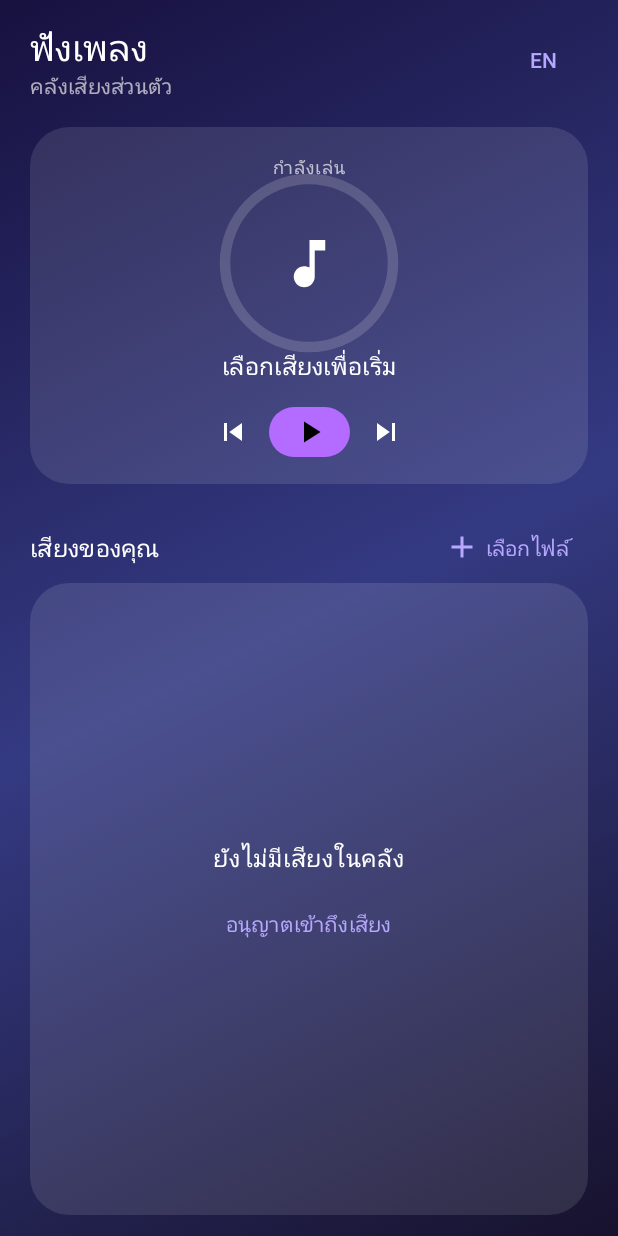
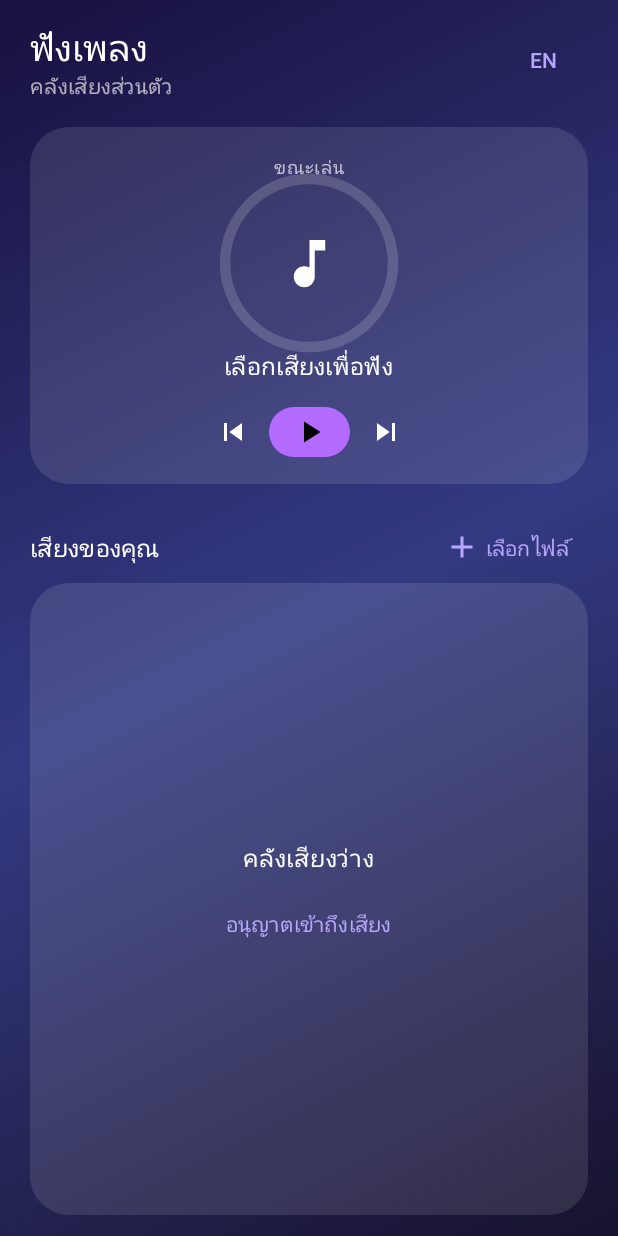
Before and after one commit to mookkie75-stack/Aura-Player, an Android app built with Jetpack Compose: the screen it shows after launch (MainActivity), after a tap on "ไทย", on a phone screen of 412 x 824 dp. Run offline under Robolectric (Android 15) with nearby library versions, the phone set to English and light mode, and no system bars; 9 statements that could not run were skipped.

Commit message:
Remove excluded Thai character from Aura Player UI labels

```diff
--- a/app/src/main/java/com/auraplayer/MainActivity.kt
+++ b/app/src/main/java/com/auraplayer/MainActivity.kt
@@ -2,7 +2,6 @@ package com.auraplayer
 
 import android.Manifest
 import android.content.ComponentName
-import android.content.Context
 import android.content.pm.PackageManager
 import android.net.Uri
 import android.os.Bundle
@@ -12,12 +11,10 @@ import androidx.activity.compose.setContent
 import androidx.activity.result.contract.ActivityResultContracts
 import androidx.compose.foundation.Canvas
 import androidx.compose.foundation.background
-import androidx.compose.foundation.clickable
 import androidx.compose.foundation.combinedClickable
 import androidx.compose.foundation.layout.*
 import androidx.compose.foundation.lazy.LazyColumn
 import androidx.compose.foundation.lazy.items
-import androidx.compose.foundation.shape.CircleShape
 import androidx.compose.foundation.shape.RoundedCornerShape
 import androidx.compose.material.icons.Icons
 import androidx.compose.material.icons.filled.*
@@ -26,7 +23,6 @@ import androidx.compose.runtime.*
 import androidx.compose.ui.Alignment
 import androidx.compose.ui.Modifier
 import androidx.compose.ui.draw.clip
-import androidx.compose.ui.geometry.Offset
 import androidx.compose.ui.graphics.Brush
 import androidx.compose.ui.graphics.Color
 import androidx.compose.ui.graphics.StrokeCap
@@ -50,7 +46,7 @@ import kotlinx.coroutines.launch
 import kotlinx.coroutines.withContext
 import java.util.concurrent.ExecutionException
 
- data class Track(val uri: Uri, val title: String, val artist: String, val album: String)
+data class Track(val uri: Uri, val title: String, val artist: String, val album: String)
 
 class MainActivity : ComponentActivity() {
     private var controllerFuture: ListenableFuture<MediaController>? = null
@@ -174,12 +170,12 @@ private fun AuraPlayerScreen(
             Spacer(Modifier.height(18.dp))
             GlassCard(Modifier.fillMaxWidth().height(238.dp)) {
                 Column(Modifier.fillMaxSize().padding(18.dp), horizontalAlignment = Alignment.CenterHorizontally, verticalArrangement = Arrangement.SpaceBetween) {
-                    Text(if (thai) "กำลังเล่น" else "NOW PLAYING", color = Color.White.copy(alpha = .68f), style = MaterialTheme.typography.labelMedium)
+                    Text(if (thai) "ขณะเล่น" else "NOW PLAYING", color = Color.White.copy(alpha = .68f), style = MaterialTheme.typography.labelMedium)
                     RingProgress(progress = if (duration > 0) position.toFloat() / duration else 0f, modifier = Modifier.size(112.dp)) {
                         Icon(Icons.Default.MusicNote, null, tint = Color.White, modifier = Modifier.size(42.dp))
                     }
                     Column(horizontalAlignment = Alignment.CenterHorizontally) {
-                        Text(currentTitle.ifBlank { if (thai) "เลือกเสียงเพื่อเริ่ม" else "Choose audio to begin" }, color = Color.White, style = MaterialTheme.typography.titleMedium, maxLines = 1, overflow = TextOverflow.Ellipsis)
+                        Text(currentTitle.ifBlank { if (thai) "เลือกเสียงเพื่อฟัง" else "Choose audio to begin" }, color = Color.White, style = MaterialTheme.typography.titleMedium, maxLines = 1, overflow = TextOverflow.Ellipsis)
                         Text(currentArtist, color = Color.White.copy(alpha = .65f), style = MaterialTheme.typography.bodySmall)
                     }
                     Row(verticalAlignment = Alignment.CenterVertically, horizontalArrangement = Arrangement.Center) {
@@ -199,7 +195,7 @@ private fun AuraPlayerScreen(
             if (tracks.isEmpty()) {
                 GlassCard(Modifier.fillMaxWidth().weight(1f)) {
                     Column(Modifier.fillMaxSize().padding(18.dp), horizontalAlignment = Alignment.CenterHorizontally, verticalArrangement = Arrangement.Center) {
-                        Text(if (thai) "ยังไม่มีเสียงในคลัง" else "No audio found", color = Color.White)
+                        Text(if (thai) "คลังเสียงว่าง" else "No audio found", color = Color.White)
                         Spacer(Modifier.height(8.dp))
                         TextButton(onClick = onRequestPermission) { Text(if (thai) "อนุญาตเข้าถึงเสียง" else "Allow audio access") }
                     }
@@ -238,7 +234,7 @@ private fun AuraPlayerScreen(
 
 @Composable
 private fun GlassCard(modifier: Modifier = Modifier, content: @Composable ColumnScope.() -> Unit) {
-    Column(modifier.clip(RoundedCornerShape(26.dp)).background(Color.White.copy(alpha = .11f)).then(Modifier), content = content)
+    Column(modifier.clip(RoundedCornerShape(26.dp)).background(Color.White.copy(alpha = .11f)), content = content)
 }
 
 @Composable
@@ -278,12 +274,12 @@ private fun TagEditorDialog(track: Track, image: Uri?, thai: Boolean, onPickArtw
     var album by remember(track) { mutableStateOf(track.album) }
     AlertDialog(
         onDismissRequest = onDismiss,
-        title = { Text(if (thai) "แก้ไขข้อมูลเสียง" else "Edit audio tags") },
+        title = { Text(if (thai) "แก้แท็กเสียง" else "Edit audio tags") },
         text = {
             Column(verticalArrangement = Arrangement.spacedBy(8.dp)) {
                 OutlinedTextField(title, { title = it }, label = { Text(if (thai) "ชื่อ" else "Title") }, singleLine = true)
                 OutlinedTextField(artist, { artist = it }, label = { Text(if (thai) "ศิลปิน" else "Artist") }, singleLine = true)
-                OutlinedTextField(album, { album = it }, label = { Text(if (thai) "อัลบั้ม" else "Album") }, singleLine = true)
+                OutlinedTextField(album, { album = it }, label = { Text(if (thai) "ชุดเพลง" else "Album") }, singleLine = true)
                 TextButton(onClick = onPickArtwork) { Text(if (image != null) { if (thai) "เลือกรูปแล้ว" else "Artwork selected" } else { if (thai) "เลือกรูปปก" else "Choose artwork" }) }
             }
         },
```
